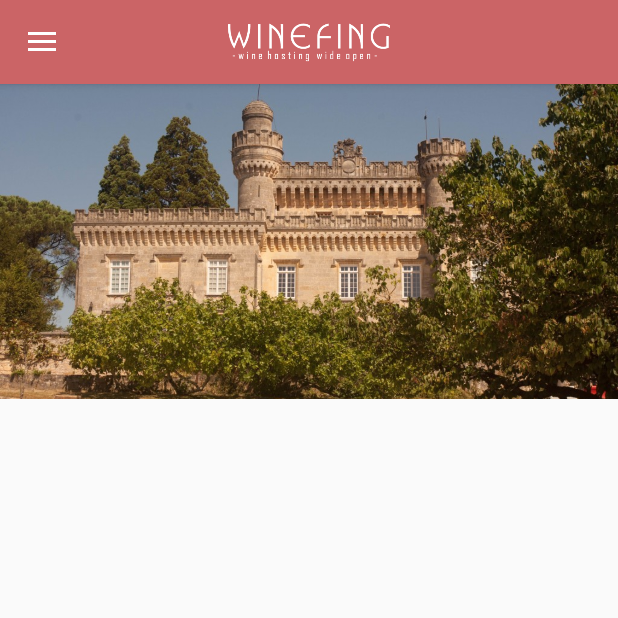
After one commit to acarval/winefing-app-android, an Android app: the fragment LocationsFromPropertyFragment placed in its activity, on a phone screen of 412 x 824 dp, the top half of it. The commit adds this screen. Run offline under Robolectric (Android 15) with nearby library versions, the phone set to English and light mode, and no system bars; 2 statements that could not run were skipped.

Commit message:
#23:Vue d'une propriété donnée:Mise en place du fragment d'une propriété donnée avec le slideshow des image du domaine:(v.morreel)

```diff
--- a/app/src/main/java/fr/dawin/winefing/winefing/activities/LoginActivity.java
+++ b/app/src/main/java/fr/dawin/winefing/winefing/activities/LoginActivity.java
@@ -18,9 +18,9 @@ import android.widget.Toast;
 import org.json.JSONException;
 import org.json.JSONObject;
 
-import fr.dawin.winefing.winefing.Controller;
+import fr.dawin.winefing.winefing.tools.Controller;
 import fr.dawin.winefing.winefing.R;
-import fr.dawin.winefing.winefing.User;
+import fr.dawin.winefing.winefing.classes.User;
 
 public class LoginActivity extends AppCompatActivity {
 
--- a/app/src/main/java/fr/dawin/winefing/winefing/activities/SignupActivity.java
+++ b/app/src/main/java/fr/dawin/winefing/winefing/activities/SignupActivity.java
@@ -20,7 +20,7 @@ import android.widget.Toast;
 import java.util.Calendar;
 import java.util.GregorianCalendar;
 
-import fr.dawin.winefing.winefing.Controller;
+import fr.dawin.winefing.winefing.tools.Controller;
 import fr.dawin.winefing.winefing.R;
 import fr.dawin.winefing.winefing.fragments.DatePickerFragment;
 
--- /dev/null
+++ b/app/src/main/java/fr/dawin/winefing/winefing/adapters/AndroidImageAdapter.java
@@ -0,0 +1,54 @@
+package fr.dawin.winefing.winefing.adapters;
+
+import android.app.Fragment;
+import android.content.Context;
+import android.support.v4.app.FragmentActivity;
+import android.support.v4.view.PagerAdapter;
+import android.support.v4.view.ViewPager;
+import android.view.View;
+import android.view.ViewGroup;
+import android.widget.ImageView;
+
+import fr.dawin.winefing.winefing.R;
+import fr.dawin.winefing.winefing.fragments.LocationsFromPropertyFragment;
+
+/**
+ * Created by vmorreel on 06/02/2017.
+ */
+
+public class AndroidImageAdapter extends PagerAdapter {
+    Context mContext;
+
+    public AndroidImageAdapter(Context context) {
+        this.mContext = context;
+    }
+
+    @Override
+    public int getCount() {
+        return sliderImagesId.length;
+    }
+
+    private int[] sliderImagesId = new int[]{
+            R.drawable.camarsac, R.drawable.mesreservations_background, R.drawable.decouvrir_background,
+            R.drawable.camarsac, R.drawable.mesreservations_background, R.drawable.decouvrir_background
+    };
+
+    @Override
+    public boolean isViewFromObject(View v, Object obj) {
+        return v == ((ImageView) obj);
+    }
+
+    @Override
+    public Object instantiateItem(ViewGroup container, int i) {
+        ImageView mImageView = new ImageView(mContext);
+        mImageView.setScaleType(ImageView.ScaleType.CENTER_CROP);
+        mImageView.setImageResource(sliderImagesId[i]);
+        ((ViewPager) container).addView(mImageView, 0);
+        return mImageView;
+    }
+
+    @Override
+    public void destroyItem(ViewGroup container, int i, Object obj) {
+        ((ViewPager) container).removeView((ImageView) obj);
+    }
+}
--- a/app/src/main/java/fr/dawin/winefing/winefing/Property.java
+++ b/app/src/main/java/fr/dawin/winefing/winefing/classes/Property.java
@@ -1,4 +1,4 @@
-package fr.dawin.winefing.winefing;
+package fr.dawin.winefing.winefing.classes;
 
 import android.os.Parcel;
 import android.os.Parcelable;
--- a/app/src/main/java/fr/dawin/winefing/winefing/User.java
+++ b/app/src/main/java/fr/dawin/winefing/winefing/classes/User.java
@@ -1,4 +1,4 @@
-package fr.dawin.winefing.winefing;
+package fr.dawin.winefing.winefing.classes;
 
 import android.os.Parcel;
 import android.os.Parcelable;
--- /dev/null
+++ b/app/src/main/java/fr/dawin/winefing/winefing/fragments/LocationsFromPropertyFragment.java
@@ -0,0 +1,34 @@
+package fr.dawin.winefing.winefing.fragments;
+
+import android.app.Fragment;
+import android.os.Bundle;
+import android.support.annotation.Nullable;
+import android.support.v4.view.ViewPager;
+import android.view.LayoutInflater;
+import android.view.View;
+import android.view.ViewGroup;
+import android.widget.ListView;
+
+import fr.dawin.winefing.winefing.R;
+import fr.dawin.winefing.winefing.adapters.AndroidImageAdapter;
+
+/**
+ * Created by vmorreel on 06/02/2017.
+ */
+
+public class LocationsFromPropertyFragment extends Fragment {
+    View myView;
+
+    @Nullable
+    @Override
+    public View onCreateView(LayoutInflater inflater, ViewGroup container, Bundle savedInstanceState) {
+        myView = inflater.inflate(R.layout.fragment_locations_from_property, container, false);
+
+        ViewPager mViewPager = (ViewPager) myView.findViewById(R.id.property_slideshow);
+        AndroidImageAdapter adapterView = new AndroidImageAdapter(this.getActivity());
+        mViewPager.setAdapter(adapterView);
+
+        return myView;
+    }
+
+}
--- a/app/src/main/java/fr/dawin/winefing/winefing/Controller.java
+++ b/app/src/main/java/fr/dawin/winefing/winefing/tools/Controller.java
@@ -1,4 +1,4 @@
-package fr.dawin.winefing.winefing;
+package fr.dawin.winefing.winefing.tools;
 
 import android.os.StrictMode;
 
--- a/app/src/main/java/fr/dawin/winefing/winefing/RequestManager.java
+++ b/app/src/main/java/fr/dawin/winefing/winefing/tools/RequestManager.java
@@ -1,4 +1,4 @@
-package fr.dawin.winefing.winefing;
+package fr.dawin.winefing.winefing.tools;
 
 import android.net.Uri;
 
--- a/app/src/main/res/layout/card_property.xml
+++ b/app/src/main/res/layout/card_property.xml
@@ -37,8 +37,6 @@
         android:layout_width="match_parent"
         android:layout_height="wrap_content"
         android:textColor="@color/Oil"
-        android:layout_marginLeft="10dp"
-        android:layout_marginRight="10dp"
         android:textStyle="bold"
         android:textSize="20dp"
         android:text="Château du Clos du Prince"
@@ -51,7 +49,7 @@
         android:layout_width="match_parent"
         android:layout_height="wrap_content"
         android:layout_below="@id/domain_name"
-        android:layout_marginTop="30dp">
+        android:layout_marginTop="20dp">
 
         <TextView
             android:id="@+id/region_name"
--- /dev/null
+++ b/app/src/main/res/layout/fragment_locations_from_property.xml
@@ -0,0 +1,39 @@
+<?xml version="1.0" encoding="utf-8"?>
+<RelativeLayout xmlns:android="http://schemas.android.com/apk/res/android"
+    android:layout_width="match_parent"
+    android:layout_height="match_parent">
+
+    <ScrollView
+        android:layout_width="match_parent"
+        android:layout_height="match_parent">
+
+        <LinearLayout
+            android:orientation="vertical"
+            android:layout_width="match_parent"
+            android:layout_height="wrap_content"
+            android:gravity="center"
+            android:layout_alignParentTop="true"
+            android:layout_alignParentStart="true">
+
+            <android.support.v4.view.ViewPager
+                android:id="@+id/property_slideshow"
+                android:layout_width="match_parent"
+                android:layout_height="210dp" />
+
+
+            <ListView
+                android:id="@+id/properties_list"
+                android:layout_below="@id/property_slideshow"
+                android:layout_width="match_parent"
+                android:layout_height="wrap_content"
+                android:paddingLeft="25dp"
+                android:paddingRight="25dp"
+                android:paddingTop="10dp">
+            </ListView>
+
+        </LinearLayout>
+
+    </ScrollView>
+
+
+</RelativeLayout>
--- a/app/src/main/res/layout/fragment_discover.xml
+++ b/app/src/main/res/layout/fragment_property.xml
@@ -16,7 +16,7 @@
         android:gravity="center"/>
 
     <ListView
-        android:id="@+id/listView"
+        android:id="@+id/properties_list"
         android:layout_below="@id/properties_title"
         android:layout_width="match_parent"
         android:layout_height="wrap_content"
```
Also changed, not shown: app/src/main/java/fr/dawin/winefing/winefing/activities/UserDashboardActivity.java (+6 -6 lines), app/src/main/java/fr/dawin/winefing/winefing/adapters/PropertyAdapter.java (+5 -6 lines), app/src/main/java/fr/dawin/winefing/winefing/fragments/PropertyFragment.java (renamed from app/src/main/java/fr/dawin/winefing/winefing/fragments/DiscoverFragment.java, +34 -8 lines).
